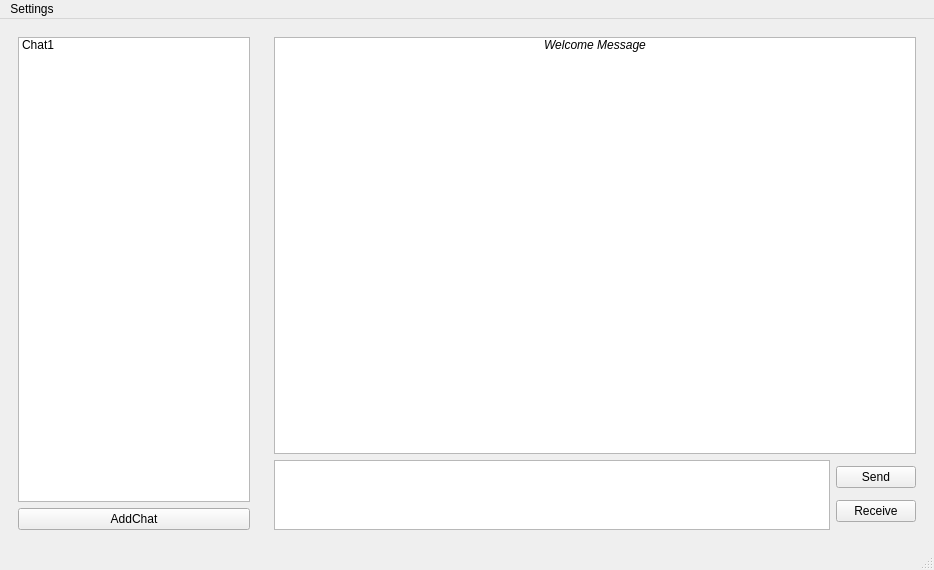
First picture: the form in src/client-desktop/ui/main_window.ui, repository kovdan01/melon, before the edit.
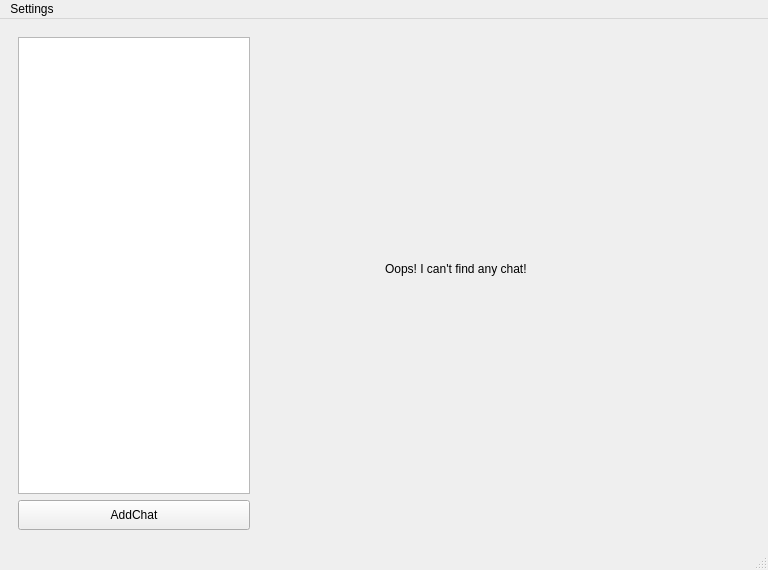
Second picture: the form after the edit.

Commit message: Add widget for chats

```diff
--- a/src/client-desktop/ui/main_window.ui
+++ b/src/client-desktop/ui/main_window.ui
@@ -6,10 +6,16 @@
    <rect>
     <x>0</x>
     <y>0</y>
-    <width>934</width>
+    <width>768</width>
     <height>570</height>
    </rect>
   </property>
+  <property name="sizePolicy">
+   <sizepolicy hsizetype="Fixed" vsizetype="Preferred">
+    <horstretch>0</horstretch>
+    <verstretch>0</verstretch>
+   </sizepolicy>
+  </property>
   <property name="mouseTracking">
    <bool>true</bool>
   </property>
@@ -23,14 +29,14 @@
      <height>500</height>
     </size>
    </property>
-   <layout class="QHBoxLayout" name="horizontalLayout_2" stretch="1,8">
+   <layout class="QHBoxLayout" name="horizontalLayout_2" stretch="2,5">
     <item>
      <widget class="QWidget" name="ChatsMenuLayout" native="true">
       <property name="enabled">
        <bool>true</bool>
       </property>
       <property name="sizePolicy">
-       <sizepolicy hsizetype="Preferred" vsizetype="Expanding">
+       <sizepolicy hsizetype="Fixed" vsizetype="Expanding">
         <horstretch>123</horstretch>
         <verstretch>0</verstretch>
        </sizepolicy>
@@ -47,11 +53,11 @@
         <height>16777208</height>
        </size>
       </property>
-      <layout class="QVBoxLayout" name="verticalLayout_2" stretch="19,0">
+      <layout class="QVBoxLayout" name="verticalLayout_2" stretch="15,1">
        <property name="sizeConstraint">
         <enum>QLayout::SetDefaultConstraint</enum>
        </property>
-       <item alignment="Qt::AlignLeft">
+       <item>
         <widget class="QListWidget" name="MenuList">
          <property name="sizePolicy">
           <sizepolicy hsizetype="Preferred" vsizetype="Expanding">
@@ -59,11 +65,15 @@
            <verstretch>0</verstretch>
           </sizepolicy>
          </property>
-         <item>
-          <property name="text">
-           <string>Chat1</string>
-          </property>
-         </item>
+         <property name="autoFillBackground">
+          <bool>true</bool>
+         </property>
+         <property name="sizeAdjustPolicy">
+          <enum>QAbstractScrollArea::AdjustIgnored</enum>
+         </property>
+         <property name="resizeMode">
+          <enum>QListView::Fixed</enum>
+         </property>
         </widget>
        </item>
        <item>
@@ -83,63 +93,22 @@
      </widget>
     </item>
     <item>
-     <widget class="QWidget" name="MessageLayout" native="true">
-      <property name="sizePolicy">
-       <sizepolicy hsizetype="Preferred" vsizetype="MinimumExpanding">
-        <horstretch>0</horstretch>
-        <verstretch>0</verstretch>
-       </sizepolicy>
-      </property>
-      <layout class="QVBoxLayout" name="verticalLayout" stretch="15,1">
-       <property name="sizeConstraint">
-        <enum>QLayout::SetDefaultConstraint</enum>
-       </property>
-       <item>
-        <widget class="QListWidget" name="MsgList">
-         <property name="mouseTracking">
-          <bool>true</bool>
-         </property>
-         <item>
-          <property name="text">
-           <string>Welcome Message</string>
-          </property>
-          <property name="font">
-           <font>
-            <italic>true</italic>
-           </font>
-          </property>
-          <property name="textAlignment">
-           <set>AlignCenter</set>
-          </property>
-         </item>
-        </widget>
-       </item>
-       <item>
-        <layout class="QHBoxLayout" name="horizontalLayout" stretch="5,0">
-         <item>
-          <widget class="QPlainTextEdit" name="MsgEdit"/>
-         </item>
-         <item>
-          <layout class="QVBoxLayout" name="verticalLayout_4">
-           <item>
-            <widget class="QPushButton" name="SendButton">
-             <property name="text">
-              <string>Send</string>
-             </property>
-            </widget>
-           </item>
-           <item>
-            <widget class="QPushButton" name="ReceiveButton">
-             <property name="text">
-              <string>Receive</string>
-             </property>
-            </widget>
-           </item>
-          </layout>
-         </item>
-        </layout>
-       </item>
-      </layout>
+     <widget class="QStackedWidget" name="ChatsWidgetStack">
+      <widget class="QWidget" name="page">
+       <widget class="QLabel" name="label">
+        <property name="geometry">
+         <rect>
+          <x>120</x>
+          <y>200</y>
+          <width>271</width>
+          <height>81</height>
+         </rect>
+        </property>
+        <property name="text">
+         <string>Oops! I can't find any chat!</string>
+        </property>
+       </widget>
+      </widget>
      </widget>
     </item>
    </layout>
@@ -149,7 +118,7 @@
     <rect>
      <x>0</x>
      <y>0</y>
-     <width>934</width>
+     <width>768</width>
      <height>39</height>
     </rect>
    </property>
```
Left out of the diff: 4 changed lines with no effect on the pictures. The commit also changes 9 other files.
